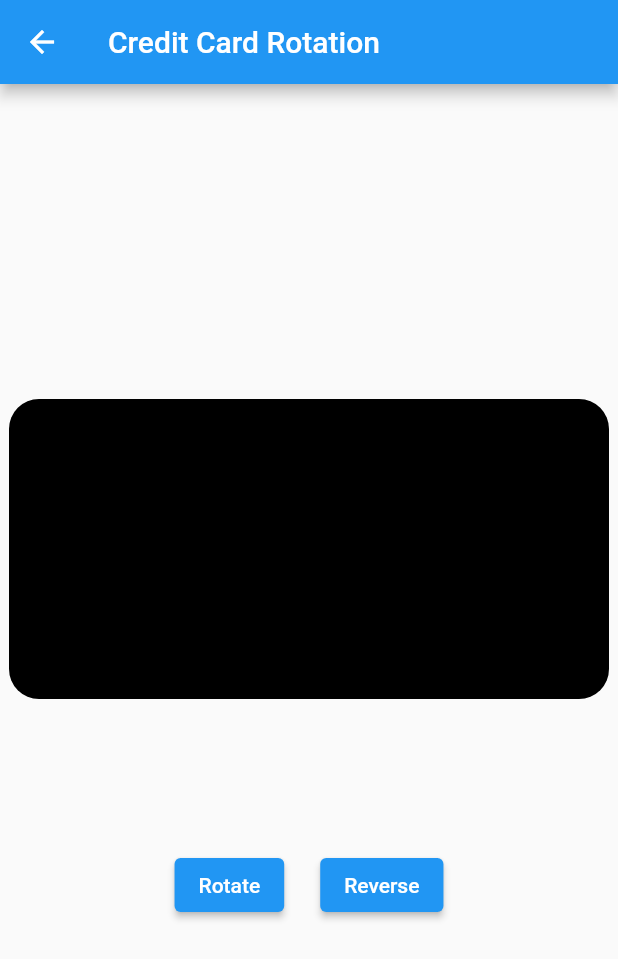
After one commit to arthurgiani/flutter-animation-guide, a Flutter app: the CreditCardRotationPage screen opened directly, after a tap on "Rotate", on a phone screen of 412 x 824 dp. The commit adds this screen. Shown: the top 959 px of the screen. Run offline on Flutter 3.47's test engine with Material 2 defaults, Android fonts, the phone set to English and light mode, and no system bars; our stand-ins replace lottie.

Commit message:
credit card rotation example

```diff
--- /dev/null
+++ b/lib/modules/example_gallery/credit_card_rotation_page.dart
@@ -0,0 +1,119 @@
+import 'dart:math';
+
+import 'package:flutter/material.dart';
+
+class CreditCardRotationPage extends StatefulWidget {
+  const CreditCardRotationPage({Key? key}) : super(key: key);
+
+  @override
+  _CreditCardRotationPageState createState() => _CreditCardRotationPageState();
+}
+
+class _CreditCardRotationPageState extends State<CreditCardRotationPage>
+    with SingleTickerProviderStateMixin {
+  late final AnimationController animationController;
+
+  late final Animation<double> rotationTransition;
+
+  @override
+  void initState() {
+    animationController = AnimationController(
+      vsync: this,
+      duration: Duration(seconds: 1),
+    );
+
+    rotationTransition = Tween(begin: 0.0, end: pi).animate(
+      animationController,
+    );
+
+    animationController.addListener(() {});
+    super.initState();
+  }
+
+  @override
+  Widget build(BuildContext context) {
+    return Scaffold(
+      appBar: AppBar(
+        title: Text('Credit Card Rotation'),
+      ),
+      body: Column(
+        mainAxisAlignment: MainAxisAlignment.center,
+        children: [
+          Center(
+            child: AnimatedBuilder(
+              animation: animationController,
+              builder: (context, _) {
+                return Transform(
+                  alignment: Alignment.center,
+                  transform: Matrix4.rotationX(rotationTransition.value),
+                  child: rotationTransition.value < pi / 2
+                      ? _CreditCardFrontWidget()
+                      : _CreditCardBackWidget(),
+                );
+              },
+            ),
+          ),
+          SizedBox(height: 100),
+          Row(
+            mainAxisAlignment: MainAxisAlignment.center,
+            children: [
+              ElevatedButton(
+                onPressed: () {
+                  animationController.forward();
+                },
+                child: Text('Rotate'),
+              ),
+              SizedBox(width: 24),
+              ElevatedButton(
+                onPressed: () {
+                  animationController.reverse();
+                },
+                child: Text('Reverse'),
+              ),
+            ],
+          )
+        ],
+      ),
+    );
+  }
+}
+
+class _CreditCardBackWidget extends StatelessWidget {
+  const _CreditCardBackWidget({
+    Key? key,
+  }) : super(key: key);
+
+  @override
+  Widget build(BuildContext context) {
+    return Container(
+      decoration: BoxDecoration(
+        color: Colors.black,
+        borderRadius: BorderRadius.all(
+          Radius.circular(20),
+        ),
+      ),
+      height: 200,
+      width: 400,
+    );
+  }
+}
+
+class _CreditCardFrontWidget extends StatelessWidget {
+  const _CreditCardFrontWidget({
+    Key? key,
+  }) : super(key: key);
+
+  @override
+  Widget build(BuildContext context) {
+    return Container(
+      decoration: BoxDecoration(
+        color: Colors.red,
+        borderRadius: BorderRadius.all(
+          Radius.circular(20),
+        ),
+      ),
+      height: 200,
+      width: 400,
+    );
+  }
+}
--- a/lib/modules/example_gallery/options_page.dart
+++ b/lib/modules/example_gallery/options_page.dart
@@ -3,6 +3,7 @@ import 'package:flutter_animation_guide/components/custom_button.dart';
 import 'package:flutter_animation_guide/components/custom_scaffold.dart';
 import 'package:flutter_animation_guide/modules/example_gallery/animated_carousel_page.dart';
 import 'package:flutter_animation_guide/modules/example_gallery/checklist_scale_animation.dart';
+import 'package:flutter_animation_guide/modules/example_gallery/credit_card_rotation_page.dart';
 import 'package:flutter_animation_guide/modules/example_gallery/page_view_button_animation_page.dart';
 import 'package:flutter_animation_guide/navigation.dart';
 
@@ -61,6 +62,13 @@ class _ExampleGaleryOptionsPageState extends State<ExampleGaleryOptionsPage> {
                       AnimatedCarouselPage(),
                     ),
                   ),
+                  CustomButton(
+                    text: "5. Credit Card Rotation",
+                    onPressed: () => push(
+                      context,
+                      CreditCardRotationPage(),
+                    ),
+                  ),
                 ],
               ),
             ),
```
